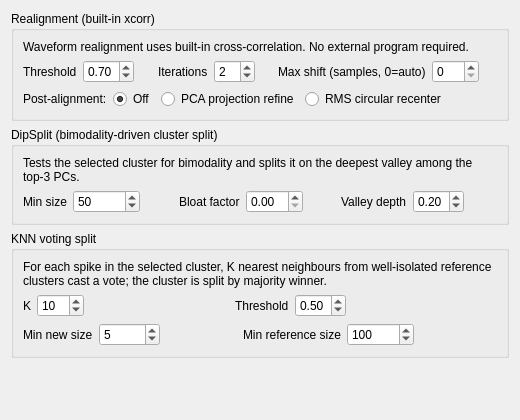
First picture: the form in src/klusters/src/prefrefinementlayout.ui, repository Gravios/neurosuite-3, before the edit.
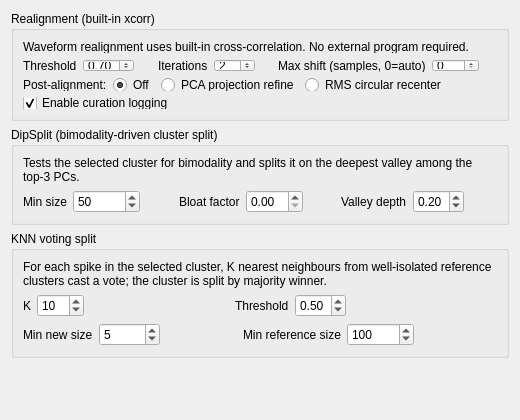
Second picture: the form after the edit.

Commit message: feat(klusters): add 'Enable curation logging' preference

The edit to the form file:
```diff
--- a/src/klusters/src/prefrefinementlayout.ui
+++ b/src/klusters/src/prefrefinementlayout.ui
@@ -208,6 +208,19 @@
           </item>
          </layout>
         </item>
+        <item row="3" column="0">
+         <widget class="QCheckBox" name="curationLoggingCheckBox">
+          <property name="text">
+           <string>Enable curation logging</string>
+          </property>
+          <property name="toolTip">
+           <string>Record per-action curation snapshots to the .curation_log file. Each realign/nudge/group/split takes a full-dataset audit snapshot (computeAllCentroids); disabling this skips that work, removing its overhead during performance testing. The on-disk curation audit trail is not written while disabled. Undo/redo are unaffected. Default: on.</string>
+          </property>
+          <property name="checked">
+           <bool>true</bool>
+          </property>
+         </widget>
+        </item>
        </layout>
       </widget>
    </item>
```
The commit also changes 6 other files.
